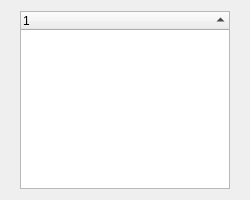
textbrowser/glitch, file UI/glitch-structures.ui: the form before one commit.
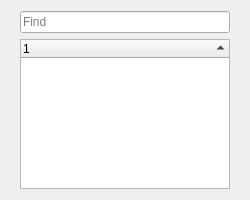
The form after the commit. Icons and pictures are not drawn. Custom widgets are drawn as their Qt base class.

Diff of the .ui file:
```diff
--- a/UI/glitch-structures.ui
+++ b/UI/glitch-structures.ui
@@ -27,6 +27,16 @@
       <property name="bottomMargin">
        <number>0</number>
       </property>
+      <item>
+       <widget class="QLineEdit" name="find">
+        <property name="placeholderText">
+         <string>Find</string>
+        </property>
+        <property name="clearButtonEnabled">
+         <bool>true</bool>
+        </property>
+       </widget>
+      </item>
       <item>
        <widget class="glitch_structures_treewidget" name="tree">
         <property name="tabKeyNavigation">
```
Left out of the diff: 1 changed line with no effect on the pictures.
